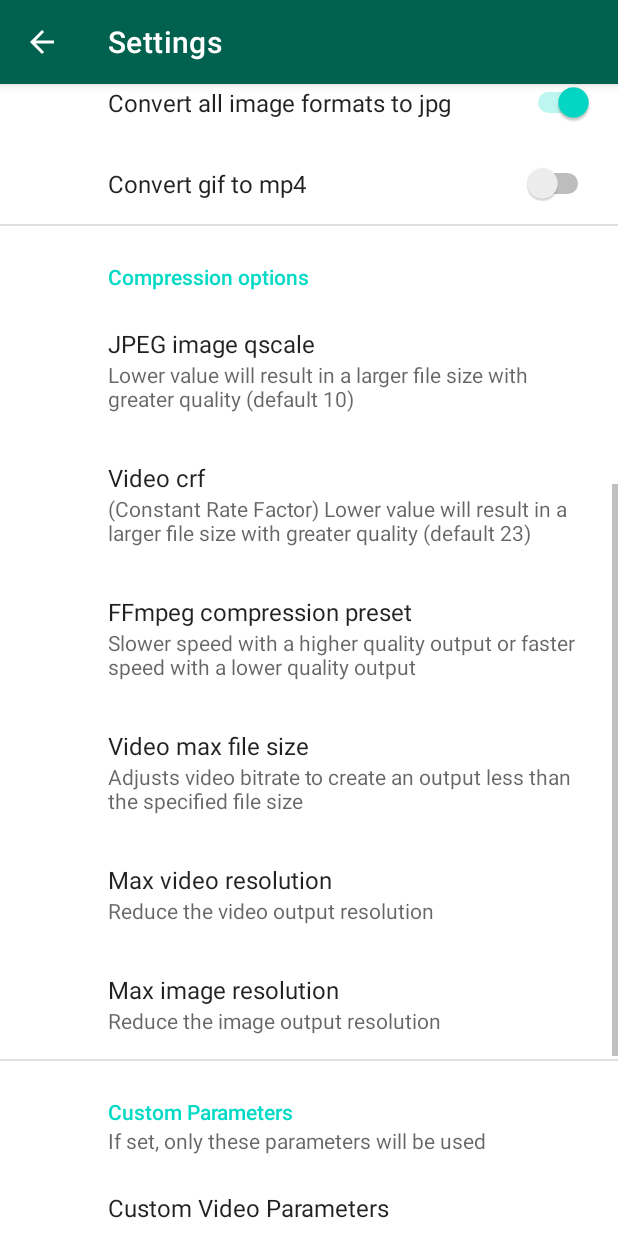
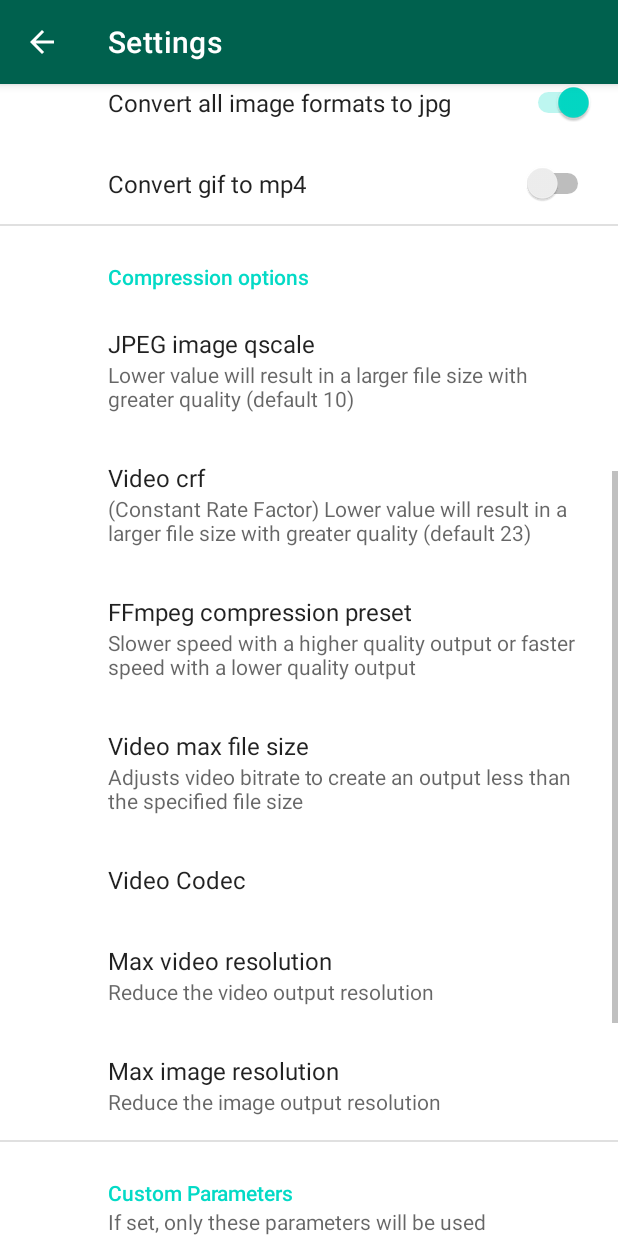
Before and after one commit to caydey/ffshare, an Android app: the PreferencesActivity screen opened directly, with no data from a screen before it, scrolled down 537 dp, on a phone screen of 412 x 824 dp. Run offline under Robolectric (Android 15) with nearby library versions, the phone set to English and light mode, and no system bars; our stand-ins replace androidx.preference; 2 statements that could not run were skipped.

Commit message:
Closes #23; Added "Video Codec" settings option

```diff
--- a/app/src/main/java/com/caydey/ffshare/PreferencesFragment.kt
+++ b/app/src/main/java/com/caydey/ffshare/PreferencesFragment.kt
@@ -6,11 +6,11 @@ import androidx.preference.*
 class PreferencesFragment : PreferenceFragmentCompat() {
     override fun onCreatePreferences(savedInstanceState: Bundle?, rootKey: String?) {
         setPreferencesFromResource(R.xml.preferences, rootKey)
-        dynamicallyShowCustomName();
-        dynamicallyAddCustomParamTooltips();
+        dynamicallyShowCustomName()
+        dynamicallyAddCustomParamTooltips()
     }
     private fun dynamicallyAddCustomParamTooltips() {
-        val customParamKeys = arrayOf("pref_custom_video_params", "pref_custom_audio_params", "pref_custom_image_params");
+        val customParamKeys = arrayOf("pref_custom_video_params", "pref_custom_audio_params", "pref_custom_image_params")
         for (customParamKey in customParamKeys) {
             val element = findPreference<EditTextPreference>(customParamKey)
             element?.summaryProvider = EditTextPreference.SimpleSummaryProvider.getInstance()
--- a/app/src/main/res/values/arrays.xml
+++ b/app/src/main/res/values/arrays.xml
@@ -63,6 +63,18 @@
         <item>102400</item>
     </string-array>
 
+    <string-array name="settings_video_codec">
+        <item>H.264</item>
+        <item>H.265/HEVC</item>
+        <item>MPEG-4</item>
+    </string-array>
+
+    <string-array name="settings_video_codec_values">
+        <item>LIBX264</item>
+        <item>LIBX265</item>
+        <item>MPEG4</item>
+    </string-array>
+
     <string-array name="settings_max_resolution">
         <item>360p</item>
         <item>480p</item>
--- a/app/src/main/res/values/strings.xml
+++ b/app/src/main/res/values/strings.xml
@@ -88,6 +88,8 @@
     <string name="settings_max_image_resolution" tools:ignore="MissingTranslation">Max image resolution</string>
     <string name="settings_max_image_resolution_summary" tools:ignore="MissingTranslation">Reduce the image output resolution</string>
 
+    <string name="settings_video_codec" tools:ignore="MissingTranslation">Video Codec</string>
+
     <string name="settings_custom_params_title" tools:ignore="MissingTranslation">Custom Parameters</string>
     <string name="settings_custom_params_summary" tools:ignore="MissingTranslation">If set, only these parameters will be used</string>
     <string name="settings_custom_video_params" tools:ignore="MissingTranslation">Custom Video Parameters</string>
--- a/app/src/main/res/xml/preferences.xml
+++ b/app/src/main/res/xml/preferences.xml
@@ -54,7 +54,6 @@
             android:title="@string/settings_convert_gif_to_mp4" />
     </PreferenceCategory>
 
-
     <PreferenceCategory
         android:key="prefs_compression"
         android:title="@string/settings_compression_options_title">
@@ -88,6 +87,14 @@
             android:summary="@string/settings_video_max_file_size_summary"
             android:entries="@array/settings_video_max_file_size"
             android:entryValues="@array/settings_video_max_file_size_values" />
+
+        <ListPreference
+            android:key="pref_video_codec"
+            android:defaultValue="libx264"
+            android:summary="%s"
+            android:title="@string/settings_video_codec"
+            android:entries="@array/settings_video_codec"
+            android:entryValues="@array/settings_video_codec_values" />
 
         <ListPreference
             android:key="pref_max_video_resolution"
```
Also changed, not shown: app/src/main/java/com/caydey/ffshare/utils/MediaCompressor.kt (+8 -5 lines), app/src/main/java/com/caydey/ffshare/utils/Settings.kt (+15 -0 lines).
